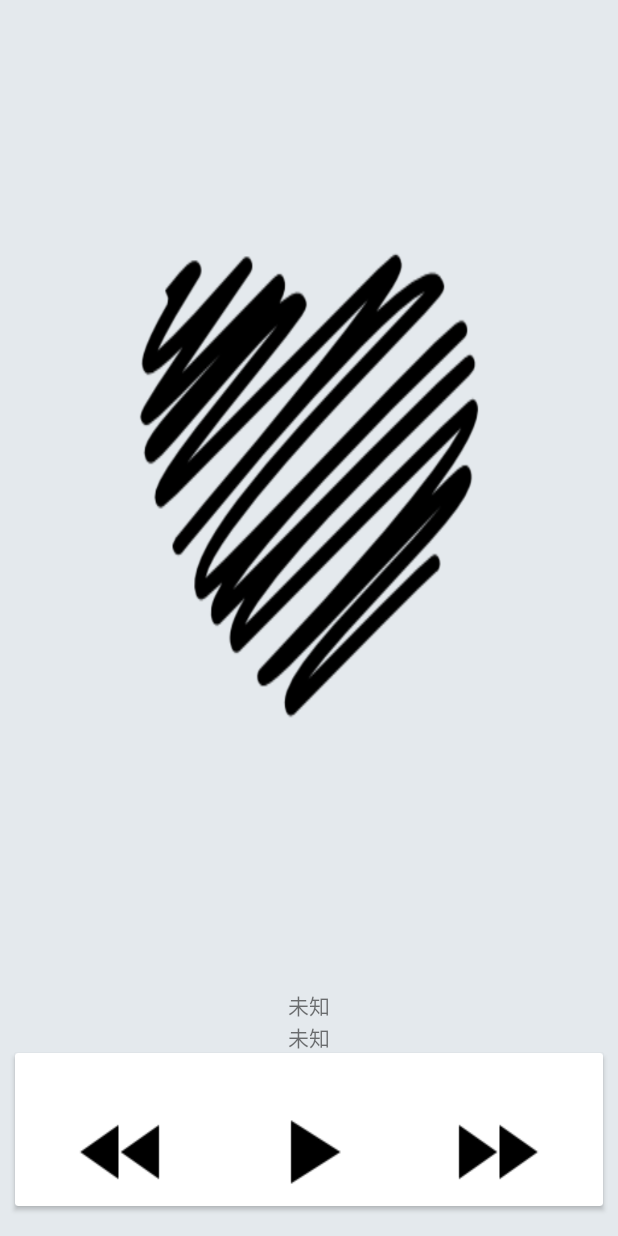
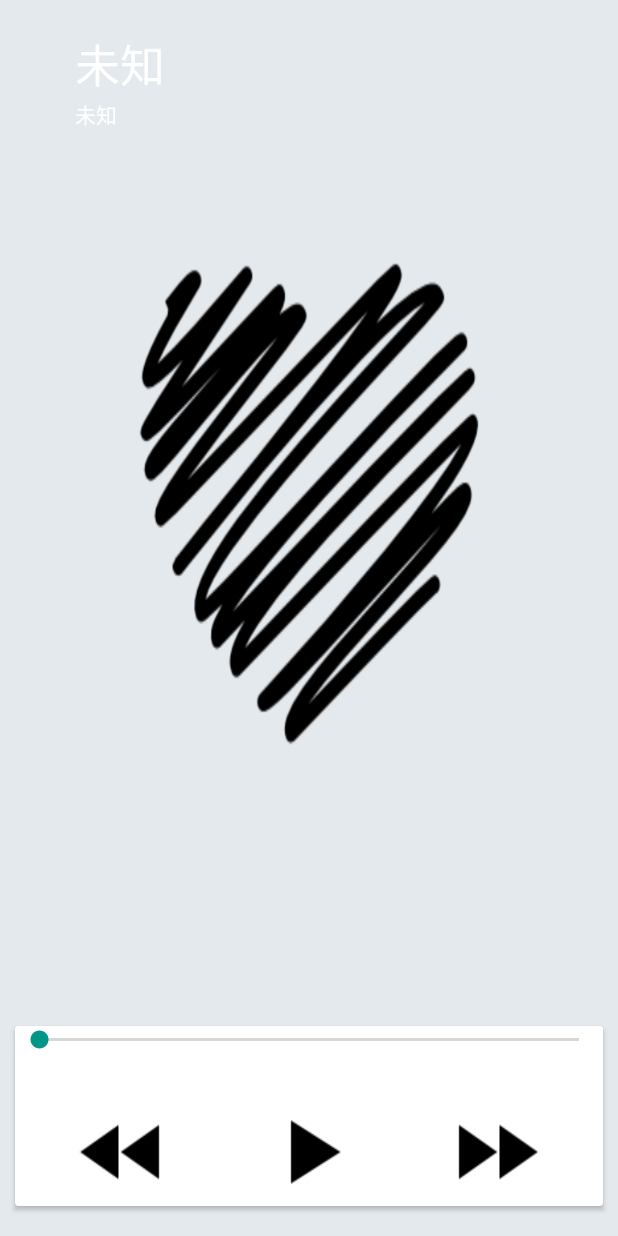
Before and after one commit to Gandalf-z/Fantasy, an Android app: the screen it shows after launch (MainActivity), after a tap on an icon or button, on a phone screen of 412 x 824 dp. Run offline under Robolectric (Android 15) with nearby library versions, the phone set to English and light mode, and no system bars; 3 statements that could not run were skipped.

Commit message:
继续完善
添加进度条，修复一些bug

```diff
--- a/app/build.gradle
+++ b/app/build.gradle
@@ -2,7 +2,7 @@ apply plugin: 'com.android.application'
 
 android {
     compileSdkVersion 23
-    buildToolsVersion "23.0.2"
+    buildToolsVersion '25.0.0'
     defaultConfig {
         applicationId "com.liuconen.fantasy"
         minSdkVersion 19
--- a/app/src/main/java/com/liuconen/fantasy/adapter/AlbumsListFragmentRecyclerViewAdapter.java
+++ b/app/src/main/java/com/liuconen/fantasy/adapter/AlbumsListFragmentRecyclerViewAdapter.java
@@ -81,7 +81,8 @@ public class AlbumsListFragmentRecyclerViewAdapter extends RecyclerView.Adapter<
     public void onBindViewHolder(AlbumsListFragmentRecyclerViewAdapter.MyViewHolder holder, int position) {
 //        holder.albumArt.setTag(currentAlbumInfo.getAlbumId());
         //保存item位置
-        holder.itemView.setTag(position);
+        AlbumInfo albumInfo = albumInfos.get(position);
+        holder.itemView.setTag(albumInfo.getAlbumName());
     }
 
     @Override
--- a/app/src/main/java/com/liuconen/fantasy/view/fragment/DetailPageFragment.java
+++ b/app/src/main/java/com/liuconen/fantasy/view/fragment/DetailPageFragment.java
@@ -50,8 +50,8 @@ public abstract class DetailPageFragment extends ListFragment {
             public void onItemClick(AdapterView<?> parent, View view, int position, long id) {
                 Intent intent = new Intent(getContext(), PlayService.class);
                 Bundle bundle = new Bundle();
-                bundle.putParcelableArrayList("dreamlikemusicplayer.PLAY_LIST", mp3Infos);
-                bundle.putInt("dreamlikemusicplayer.SONG_INDEX", position);
+                bundle.putParcelableArrayList("fantasy.PLAY_LIST", mp3Infos);
+                bundle.putInt("fantasy.SONG_INDEX", position);
                 intent.putExtras(bundle);
                 intent.setPackage(getContext().getPackageName());
                 getContext().startService(intent);
--- a/app/src/main/java/com/liuconen/fantasy/view/fragment/main/MainFragment.java
+++ b/app/src/main/java/com/liuconen/fantasy/view/fragment/main/MainFragment.java
@@ -77,7 +77,7 @@ public class MainFragment extends Fragment {
     public void onActivityCreated(@Nullable Bundle savedInstanceState) {
         super.onActivityCreated(savedInstanceState);
         IntentFilter intentFilter = new IntentFilter();
-        intentFilter.addAction("dreamlikemusicplayer.action.PLAY_STATUS_CHANGED");
+        intentFilter.addAction("fantasy.action.PLAY_STATUS_CHANGED");
         getActivity().registerReceiver(mReceiver, intentFilter);
     }
 
@@ -132,7 +132,7 @@ public class MainFragment extends Fragment {
     class PlayStatusUpdateReceiver extends BroadcastReceiver {
         @Override
         public void onReceive(Context context, Intent intent) {
-            Mp3Info mp3Info = (Mp3Info) intent.getExtras().get("dreamlikemusicplayer.PLAYING_SONG");
+            Mp3Info mp3Info = (Mp3Info) intent.getExtras().get("fantasy.PLAYING_SONG");
             updateWidget(mp3Info);
         }
     }
--- a/app/src/main/java/com/liuconen/fantasy/view/fragment/songsList/SongsListFragment.java
+++ b/app/src/main/java/com/liuconen/fantasy/view/fragment/songsList/SongsListFragment.java
@@ -42,8 +42,8 @@ public class SongsListFragment extends BaseFragment {
             public void onItemCLick(View view, Object data) {
                 Intent intent = new Intent(getContext(), PlayService.class);
                 Bundle bundle = new Bundle();
-                bundle.putParcelableArrayList("dreamlikemusicplayer.PLAY_LIST", mp3Infos);
-                bundle.putInt("dreamlikemusicplayer.SONG_INDEX", (Integer) data);
+                bundle.putParcelableArrayList("fantasy.PLAY_LIST", mp3Infos);
+                bundle.putInt("fantasy.SONG_INDEX", (Integer) data);
                 intent.putExtras(bundle);
                 intent.setPackage(getContext().getPackageName());
                 getContext().startService(intent);
--- a/app/src/main/res/layout/fragment_play.xml
+++ b/app/src/main/res/layout/fragment_play.xml
@@ -3,44 +3,49 @@
     android:layout_width="match_parent"
     android:layout_height="match_parent"
     android:background="@color/back_ground"
-              android:orientation="vertical"
+    android:clickable="true"
+    android:orientation="vertical">
 
-              android:clickable="true"
-    >
+    <FrameLayout
+        android:layout_width="match_parent"
+        android:layout_height="0dp"
+        android:layout_weight="1">
 
         <ImageView
             android:id="@+id/iv_album"
             android:layout_width="match_parent"
-        android:layout_height="0dp"
-        android:layout_weight="1"
+            android:layout_height="match_parent"
             android:layout_gravity="center_horizontal"
             android:background="@drawable/default_album"
-        android:scaleType="fitXY"
-        />
+            android:scaleType="fitXY" />
 
         <LinearLayout
-        android:id="@+id/ll_song_info"
+            android:layout_width="match_parent"
+            android:layout_height="match_parent"
+            android:orientation="vertical"
+            android:paddingTop="20dp">
+
+            <TextView
+                android:id="@+id/tv_artist"
                 android:layout_width="match_parent"
                 android:layout_height="wrap_content"
-        android:layout_below="@id/iv_album"
-        android:orientation="vertical">
+                android:layout_marginLeft="50dp"
+                android:maxLines="1"
+                android:text="未知"
+                android:textColor="@color/icons"
+                android:textSize="30sp" />
 
             <TextView
                 android:id="@+id/tv_songName"
                 android:layout_width="match_parent"
                 android:layout_height="wrap_content"
-            android:gravity="center_horizontal"
+                android:textColor="@color/icons"
+                android:layout_marginLeft="50dp"
                 android:maxLines="1"
-            android:text="未知"/>
+                android:text="未知" />
+        </LinearLayout>
 
-        <TextView
-            android:id="@+id/tv_artist"
-            android:layout_width="match_parent"
-            android:layout_height="wrap_content"
-            android:gravity="center_horizontal"
-            android:maxLines="1"
-            android:text="未知"/>
-    </LinearLayout>
+    </FrameLayout>
 
     <android.support.v7.widget.CardView
         android:layout_width="match_parent"
@@ -49,18 +54,24 @@
         android:layout_gravity="bottom"
         android:layout_marginBottom="20dp"
         android:layout_marginLeft="10dp"
-        android:layout_marginRight="10dp"
-        >
+        android:layout_marginRight="10dp">
 
         <LinearLayout
             android:layout_width="match_parent"
             android:layout_height="wrap_content"
-            android:layout_below="@id/ll_song_info"
+            android:orientation="vertical">
+            <android.support.v7.widget.AppCompatSeekBar
+                android:id="@+id/sb_play_fragment_seek_bar"
+                android:layout_width="match_parent"
+                android:layout_height="match_parent"
+                />
+            <LinearLayout
+                android:layout_width="match_parent"
+                android:layout_height="wrap_content"
                 android:layout_marginLeft="10dp"
                 android:layout_marginRight="10dp"
                 android:layout_marginTop="30dp"
-            android:orientation="horizontal"
-            >
+                android:orientation="horizontal">
 
                 <ImageButton
                     android:id="@+id/btn_previous"
@@ -69,8 +80,7 @@
                     android:layout_gravity="center_vertical"
                     android:layout_weight="1"
                     android:background="#00000000"
-                android:src="@drawable/image_button_previous"
-                />
+                    android:src="@drawable/image_button_previous" />
 
                 <ImageButton
                     android:id="@+id/btn_play_or_pause"
@@ -79,8 +89,7 @@
                     android:layout_gravity="center_vertical"
                     android:layout_weight="1"
                     android:background="#00000000"
-                android:src="@drawable/image_button_play"
-                />
+                    android:src="@drawable/image_button_play" />
 
 
                 <ImageButton
@@ -90,8 +99,9 @@
                     android:layout_gravity="center_vertical"
                     android:layout_weight="1"
                     android:background="#00000000"
-                android:src="@drawable/image_button_next"
-                />
+                    android:src="@drawable/image_button_next" />
             </LinearLayout>
+        </LinearLayout>
+
     </android.support.v7.widget.CardView>
 </LinearLayout>
--- a/build.gradle
+++ b/build.gradle
@@ -5,7 +5,7 @@ buildscript {
         jcenter()
     }
     dependencies {
-        classpath 'com.android.tools.build:gradle:2.2.0'
+        classpath 'com.android.tools.build:gradle:2.3.0'
 
         // NOTE: Do not place your application dependencies here; they belong
         // in the individual module build.gradle files
```
Also changed, not shown: app/src/main/java/com/liuconen/fantasy/service/PlayService.java (+18 -12 lines), app/src/main/java/com/liuconen/fantasy/util/MediaUtil.java (+47 -0 lines), app/src/main/java/com/liuconen/fantasy/view/fragment/PlayFragment.java (+70 -26 lines), app/src/main/java/com/liuconen/fantasy/view/fragment/albumsList/AlbumsListFragment.java (+43 -1 lines), app/src/main/java/com/liuconen/fantasy/view/activity/MainActivity.java (line endings or trailing spaces), gradle/wrapper/gradle-wrapper.properties. Lines whose indentation alone changed are shown as unchanged.
